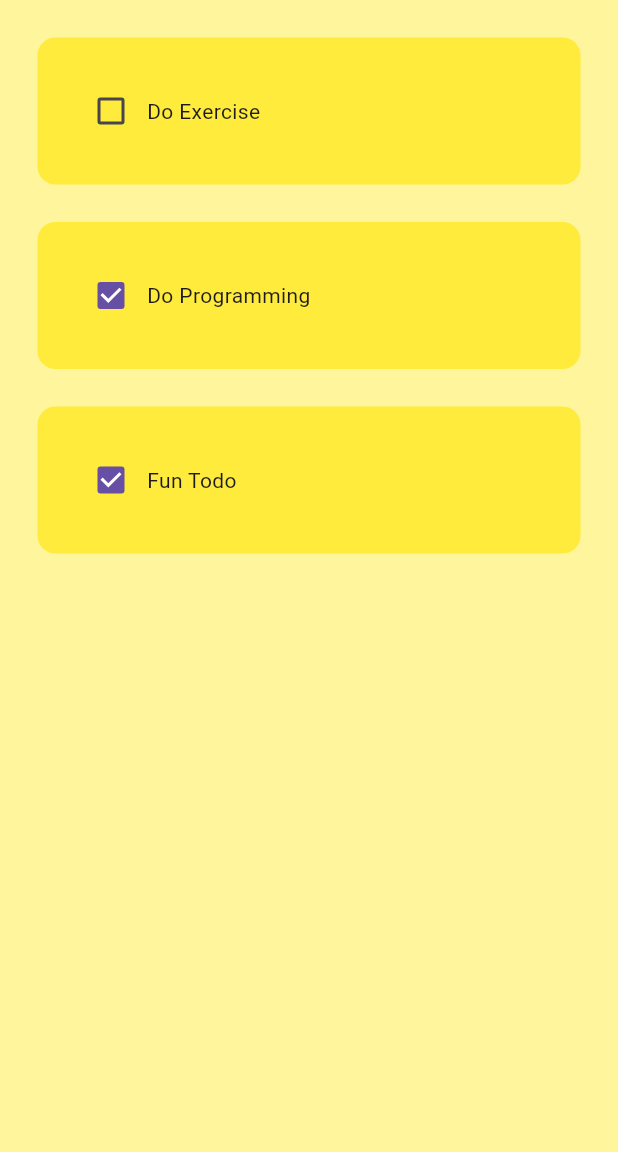
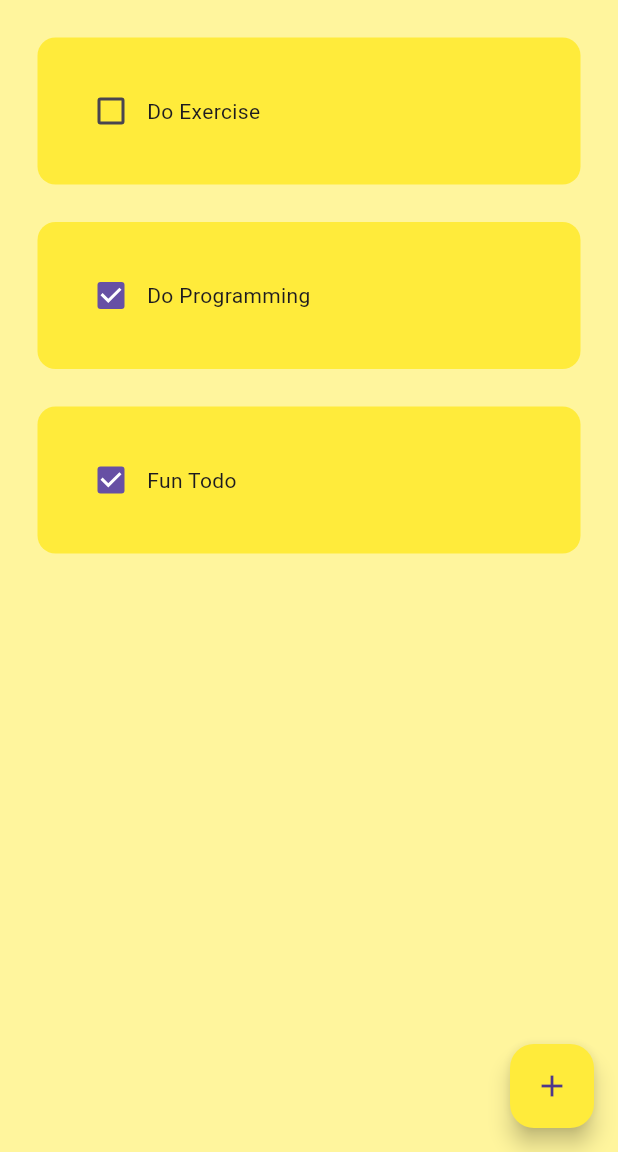
Before and after one commit to Sameen11/Todo-List-app, a Flutter app: the screen it shows after launch, on a phone screen of 412 x 824 dp, the part 84-1236 px from its top. Run offline on Flutter 3.47's test engine with Material 3 defaults, Android fonts, the phone set to English and light mode, and no system bars; drawn by our look-alikes of flutter_slidable.

Commit message:
added new features

```diff
--- a/lib/main.dart
+++ b/lib/main.dart
@@ -11,13 +11,10 @@ class MyApp extends StatelessWidget {
   // This widget is the root of your application.
   @override
   Widget build(BuildContext context) {
-    return MaterialApp(
+    return const MaterialApp(
       debugShowCheckedModeBanner: false,
       title: 'Flutter Demo',
-      theme: ThemeData(
-        primarySwatch: Colors.yellow,
-      ),
-      home: const HomePage(),
+      home: HomePage(),
     );
   }
 }
--- a/lib/pages/home_page.dart
+++ b/lib/pages/home_page.dart
@@ -1,4 +1,6 @@
+
 import 'package:flutter/material.dart';
+import 'package:todo_list/dialog_box.dart';
 import 'package:todo_list/util/todo_tile.dart';
 
 class HomePage extends StatefulWidget {
@@ -9,6 +11,7 @@ class HomePage extends StatefulWidget {
 }
 
 class _HomePageState extends State<HomePage> {
+  final _controller = TextEditingController();
   List todoList = [
     ["Do Exercise", false],
     ["Do Programming", true],
@@ -20,6 +23,28 @@ class _HomePageState extends State<HomePage> {
        todoList[index][1] = !todoList[index][1];
      });
   }
+  void saveNewTask(){
+    setState(() {
+      todoList.add([_controller.text, false]);
+      _controller.clear();
+      Navigator.of(context).pop();
+    });
+  }
+  void createNewTask(){
+    showDialog(
+      context: context,
+      builder: (context){
+        return DialogBox(
+          controller: _controller,
+          onSave: saveNewTask,
+          onCancel: () => Navigator.of(context).pop(),
+        );
+    },
+    );
+  }
+  void deleteTask(){
+
+  }
   @override
   Widget build(BuildContext context) {
     return Scaffold(
@@ -30,6 +55,11 @@ class _HomePageState extends State<HomePage> {
         leading: const Icon(Icons.menu),
         elevation: 0,
       ),
+      floatingActionButton: FloatingActionButton(
+        onPressed: createNewTask,
+        backgroundColor: Colors.yellow,
+        child: const Icon(Icons.add,),
+      ),
       body: ListView.builder(
         itemCount: todoList.length,
         itemBuilder: (BuildContext context, int index) {
@@ -37,6 +67,7 @@ class _HomePageState extends State<HomePage> {
               taskName: todoList[index][0],
               taskCompleted: todoList[index][1],
               onChanged: (value) => checkBoxChanged(value, index),
+              deleteFunction: (context) => deleteTask,
           );
         },
 
--- a/lib/pages/todo_page.dart
+++ b/lib/pages/todo_page.dart
@@ -33,9 +33,7 @@ class _ToDoPageState extends State<ToDoPage> {
                 decoration: const InputDecoration(
                   border: OutlineInputBorder(),
                   hintText: "Type Your Name",
-
                 ),
-
                 ),
               ElevatedButton(onPressed: printValue, child: const Text("Tap")),
             ],
--- a/lib/util/todo_tile.dart
+++ b/lib/util/todo_tile.dart
@@ -1,4 +1,5 @@
 import 'package:flutter/material.dart';
+import 'package:flutter_slidable/flutter_slidable.dart';
 
 class ToDoTile extends StatelessWidget {
   ToDoTile({
@@ -6,16 +7,31 @@ class ToDoTile extends StatelessWidget {
     required this.taskCompleted,
     required this.taskName,
     required this.onChanged,
+    required this.deleteFunction,
   });
 
   final String taskName;
   final bool taskCompleted;
   Function(bool?)? onChanged;
+  Function(BuildContext)? deleteFunction;
+
 
   @override
   Widget build(BuildContext context) {
     return Padding(
       padding: const EdgeInsets.only(left: 25.0, right: 25, top: 25),
+      child: Slidable(
+        endActionPane: ActionPane(
+          motion: const StretchMotion(),
+          children: [
+            SlidableAction(
+              onPressed: deleteFunction,
+              icon: Icons.delete,
+              backgroundColor: Colors.red.shade300,
+              borderRadius: BorderRadius.circular(12),
+            )
+          ],
+        ),
         child: Container(
           padding: const EdgeInsets.all(25),
           decoration: BoxDecoration(
@@ -30,6 +46,7 @@ class ToDoTile extends StatelessWidget {
             ],
           ),
         ),
+      ),
     );
   }
 }
--- a/pubspec.yaml
+++ b/pubspec.yaml
@@ -35,6 +35,7 @@ dependencies:
   # The following adds the Cupertino Icons font to your application.
   # Use with the CupertinoIcons class for iOS style icons.
   cupertino_icons: ^1.0.6
+  flutter_slidable: ^1.2.0
 
 dev_dependencies:
   flutter_test:
```
Also changed, not shown: lib/dialog_box.dart (added, +48 -0 lines), lib/util/my_button.dart (added, +21 -0 lines), pubspec.lock. Lines whose indentation alone changed are shown as unchanged.
